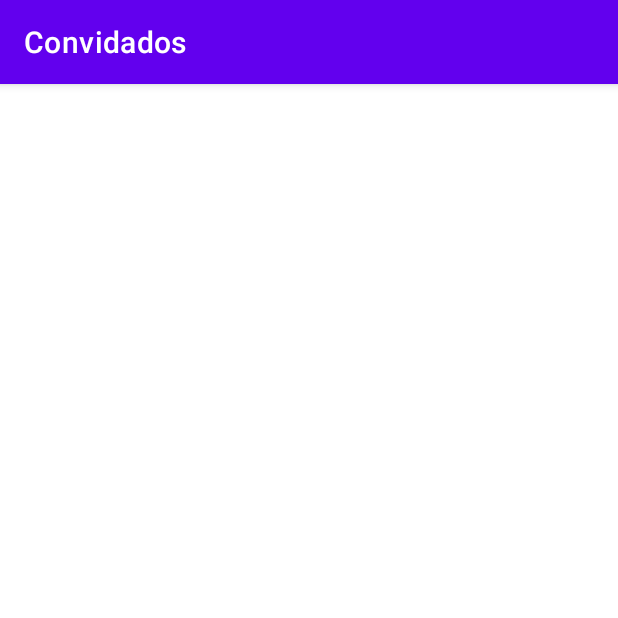
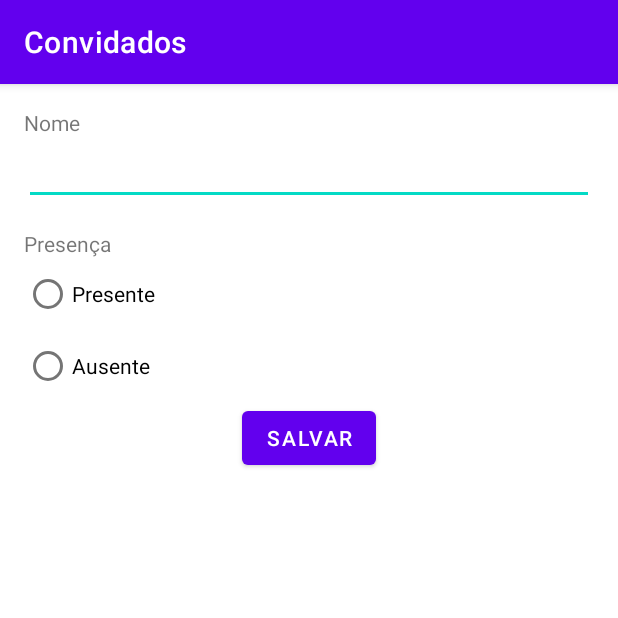
Before and after one commit to FabTrindade/Guests, an Android app: the GuestFormActivity screen opened directly, with no data from a screen before it, on a phone screen of 412 x 824 dp, the top half of it. Run offline under Robolectric (Android 15) with nearby library versions, the phone set to English and light mode, and no system bars.

Commit message:
Editting guest layout form

```diff
--- a/app/src/main/res/layout/activity_guest_form.xml
+++ b/app/src/main/res/layout/activity_guest_form.xml
@@ -4,6 +4,69 @@
     xmlns:tools="http://schemas.android.com/tools"
     android:layout_width="match_parent"
     android:layout_height="match_parent"
-    tools:context=".GuestFormActivity">
+    tools:context=".GuestFormActivity"
+    android:layout_margin="16dp">
+
+    <TextView
+        android:id="@+id/text_mame"
+        android:text="Nome"
+        app:layout_constraintEnd_toEndOf="parent"
+        app:layout_constraintStart_toStartOf="parent"
+        app:layout_constraintTop_toTopOf="parent"
+        android:layout_width="0dp"
+        android:layout_height="wrap_content"/>
+
+    <EditText
+        android:id="@+id/edit_name"
+        app:layout_constraintEnd_toEndOf="parent"
+        app:layout_constraintStart_toStartOf="parent"
+        app:layout_constraintTop_toBottomOf="@id/text_mame"
+        android:layout_height="wrap_content"
+        android:layout_width="0dp"/>
+
+    <TextView
+        android:id="@+id/text_present"
+        android:text="Presença"
+        app:layout_constraintEnd_toEndOf="parent"
+        app:layout_constraintStart_toStartOf="parent"
+        android:layout_marginTop="16dp"
+        app:layout_constraintTop_toBottomOf="@id/edit_name"
+        android:layout_width="0dp"
+        android:layout_height="wrap_content"/>
+
+   <RadioGroup
+       android:id="@+id/radio_group_presents"
+       app:layout_constraintTop_toBottomOf="@id/text_present"
+       app:layout_constraintStart_toStartOf="parent"
+       android:layout_width="wrap_content"
+       android:layout_height="wrap_content">
+
+       <RadioButton
+           android:id="@+id/radio_present"
+           app:layout_constraintStart_toStartOf="parent"
+           app:layout_constraintTop_toBottomOf="@id/text_present"
+           android:text="Presente"
+           android:layout_width="wrap_content"
+           android:layout_height="wrap_content"/>
+
+       <RadioButton
+           android:id="@+id/radio_absent"
+           app:layout_constraintStart_toStartOf="parent"
+           app:layout_constraintTop_toBottomOf="@id/radio_present"
+           android:text="Ausente"
+           android:layout_width="wrap_content"
+           android:layout_height="wrap_content"/>
+
+   </RadioGroup>
+
+    <Button
+        android:id="@+id/button_save"
+        app:layout_constraintStart_toStartOf="parent"
+        app:layout_constraintEnd_toEndOf="parent"
+        app:layout_constraintTop_toBottomOf="@id/radio_group_presents"
+        android:text="Salvar"
+        android:layout_width="wrap_content"
+        android:layout_height="wrap_content"/>
+
 
 </androidx.constraintlayout.widget.ConstraintLayout>
```
